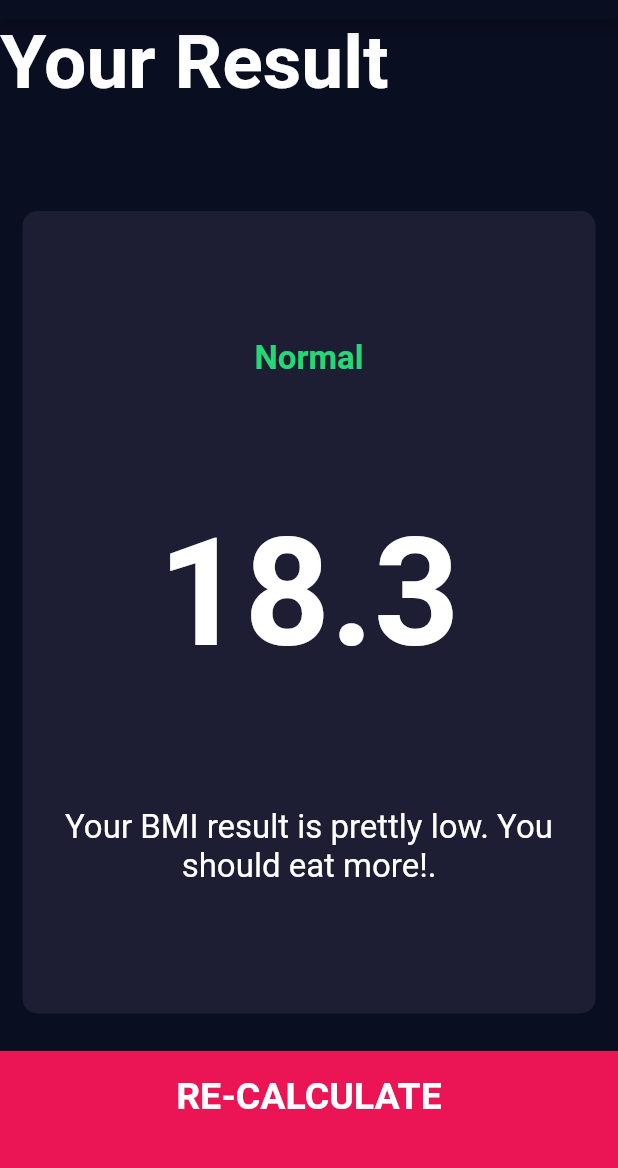
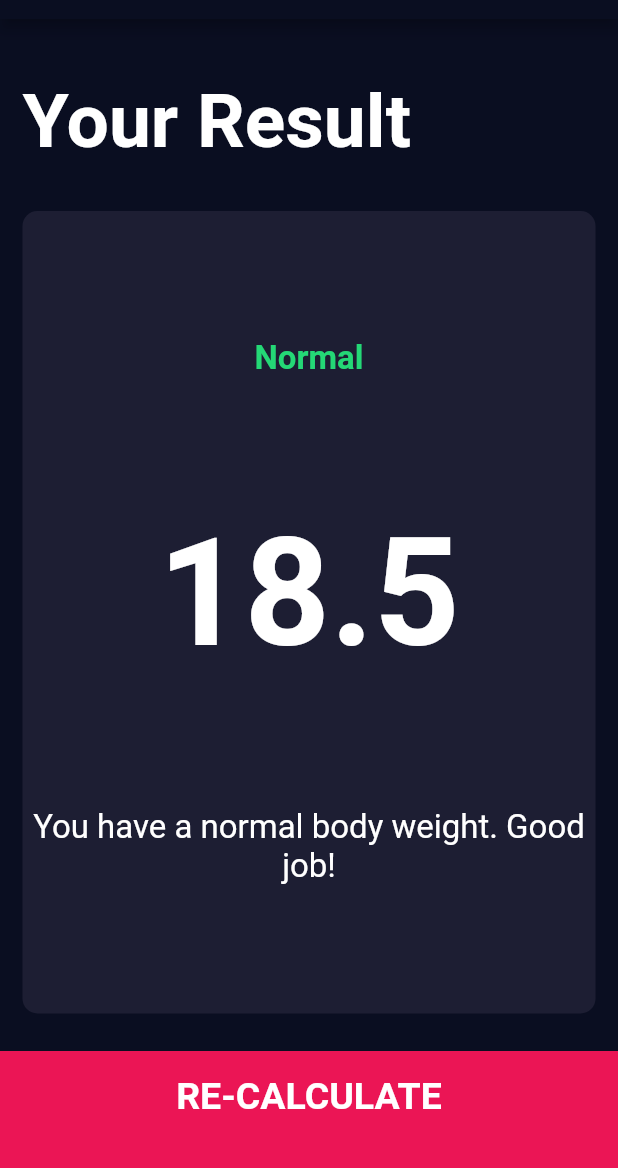
Before and after one commit to sgmagar/bmi-calculator, a Flutter app: the screen it shows after launch, after a tap on "CALCULATE", on a phone screen of 412 x 824 dp, the part 65-1233 px from its top. Run offline on Flutter 3.47's test engine with Material 2 defaults, Android fonts, the phone set to English and light mode, and no system bars; our stand-ins replace font_awesome_flutter.

Commit message:
add bmi calculator and update on result page

```diff
--- /dev/null
+++ b/lib/calculator_brain.dart
@@ -0,0 +1,25 @@
+import 'dart:math';
+
+class CalculatorBrain {
+  final int height;
+  final int weight;
+  double _bmi;
+
+  CalculatorBrain({this.height, this.weight});
+
+  String calculateBMI() {
+    _bmi = weight / pow(height / 100, 2);
+    return _bmi.toStringAsFixed(1);
+  }
+
+  String getResult() {
+    return _bmi >= 25 ? "Overweight" : _bmi >= 18.5 ? "Normal" : "Underweight";
+  }
+
+  String getInterpretation() {
+    if (_bmi >= 25)
+      return "You have a higher than normal body weight. Try to exercise more.";
+    if (_bmi >= 18.5) return "You have a normal body weight. Good job!";
+    return "You have a lower than normal body weight. You can eat abit more.";
+  }
+}
--- a/lib/screens/input_page.dart
+++ b/lib/screens/input_page.dart
@@ -6,6 +6,7 @@ import 'package:bmi_calculator/constants.dart';
 import 'package:bmi_calculator/screens/results_page.dart';
 import 'package:bmi_calculator/components/bottom_button.dart';
 import 'package:bmi_calculator/components/round_icon_button.dart';
+import 'package:bmi_calculator/calculator_brain.dart';
 
 enum Gender { male, female }
 
@@ -208,9 +209,18 @@ class _InputPageState extends State<InputPage> {
             BottomButton(
               buttonTitle: 'CALCULATE',
               onPress: () {
+                CalculatorBrain calc = CalculatorBrain(
+                  height: height,
+                  weight: weight,
+                );
                 Navigator.push(
                   context,
-                  MaterialPageRoute(builder: (context) => ResultsPage()),
+                  MaterialPageRoute(
+                      builder: (context) => ResultsPage(
+                            bmiResult: calc.calculateBMI(),
+                            resultText: calc.getResult(),
+                            interpretation: calc.getInterpretation(),
+                          )),
                 );
               },
             )
--- a/lib/screens/results_page.dart
+++ b/lib/screens/results_page.dart
@@ -4,6 +4,15 @@ import 'package:bmi_calculator/components/reusable_card.dart';
 import 'package:bmi_calculator/components/bottom_button.dart';
 
 class ResultsPage extends StatelessWidget {
+  String bmiResult;
+  String resultText;
+  String interpretation;
+
+  ResultsPage(
+      {@required this.bmiResult,
+      @required this.resultText,
+      @required this.interpretation});
+
   @override
   Widget build(BuildContext context) {
     return Scaffold(
@@ -16,6 +25,8 @@ class ResultsPage extends StatelessWidget {
         children: <Widget>[
           Expanded(
             child: Container(
+              padding: EdgeInsets.all(15.0),
+              alignment: Alignment.bottomLeft,
               child: Text(
                 'Your Result',
                 style: kTitleTextStyle,
@@ -31,15 +42,15 @@ class ResultsPage extends StatelessWidget {
                 crossAxisAlignment: CrossAxisAlignment.center,
                 children: <Widget>[
                   Text(
-                    'Normal',
+                    resultText,
                     style: kResultTextStyle,
                   ),
                   Text(
-                    '18.3',
+                    bmiResult,
                     style: kBMITextStyle,
                   ),
                   Text(
-                    'Your BMI result is prettly low. You should eat more!.',
+                    interpretation,
                     textAlign: TextAlign.center,
                     style: kBodyTextStyle,
                   )
```
